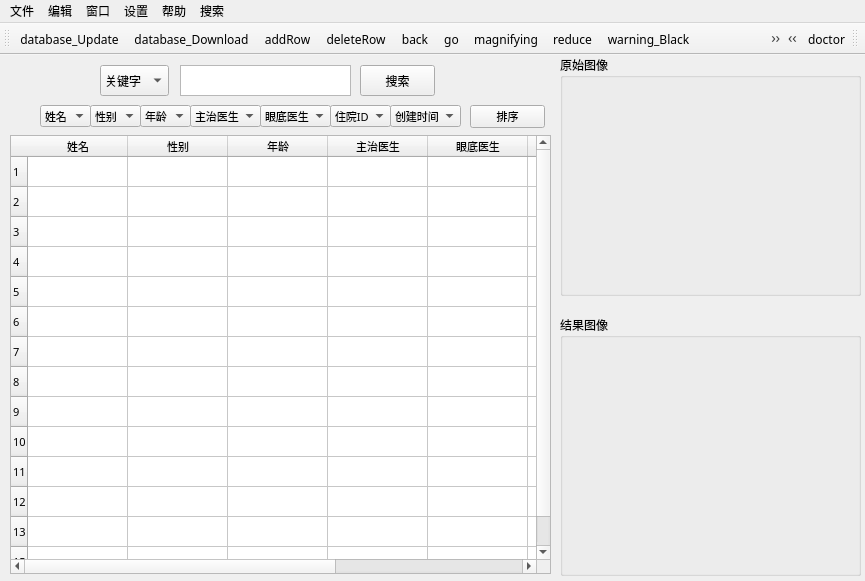
First picture: the form in OXY.ui, repository jiangyiqiao/OXY, before the edit.
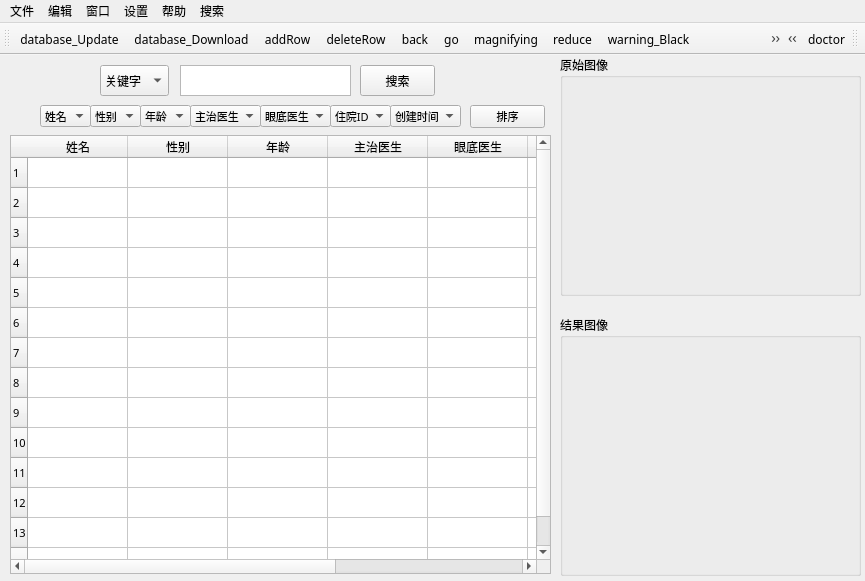
Second picture: the form after the edit. Icons and pictures are not drawn.

The edit to the form file:
```diff
--- a/OXY.ui
+++ b/OXY.ui
@@ -535,8 +535,8 @@
      </property>
      <property name="font">
       <font>
-       <family>Arial</family>
-       <pointsize>8</pointsize>
+       <family>微软雅黑</family>
+       <pointsize>9</pointsize>
       </font>
      </property>
     </column>
@@ -546,8 +546,8 @@
      </property>
      <property name="font">
       <font>
-       <family>Arial</family>
-       <pointsize>8</pointsize>
+       <family>微软雅黑</family>
+       <pointsize>9</pointsize>
       </font>
      </property>
     </column>
@@ -557,8 +557,8 @@
      </property>
      <property name="font">
       <font>
-       <family>Arial</family>
-       <pointsize>8</pointsize>
+       <family>微软雅黑</family>
+       <pointsize>9</pointsize>
       </font>
      </property>
     </column>
@@ -568,8 +568,8 @@
      </property>
      <property name="font">
       <font>
-       <family>Arial</family>
-       <pointsize>8</pointsize>
+       <family>微软雅黑</family>
+       <pointsize>9</pointsize>
       </font>
      </property>
     </column>
@@ -579,8 +579,8 @@
      </property>
      <property name="font">
       <font>
-       <family>Arial</family>
-       <pointsize>8</pointsize>
+       <family>微软雅黑</family>
+       <pointsize>9</pointsize>
       </font>
      </property>
     </column>
@@ -588,26 +588,50 @@
      <property name="text">
       <string>住院ID</string>
      </property>
+     <property name="font">
+      <font>
+       <family>微软雅黑</family>
+      </font>
+     </property>
     </column>
     <column>
      <property name="text">
       <string>会诊记录</string>
      </property>
+     <property name="font">
+      <font>
+       <family>微软雅黑</family>
+      </font>
+     </property>
     </column>
     <column>
      <property name="text">
       <string>创建时间</string>
      </property>
+     <property name="font">
+      <font>
+       <family>微软雅黑</family>
+      </font>
+     </property>
     </column>
     <item row="0" column="0">
      <property name="text">
       <string/>
      </property>
-     <property name="font">
-      <font>
-       <family>微软雅黑</family>
-       <pointsize>6</pointsize>
-      </font>
+    </item>
+    <item row="0" column="1">
+     <property name="text">
+      <string/>
+     </property>
+    </item>
+    <item row="1" column="0">
+     <property name="text">
+      <string/>
+     </property>
+    </item>
+    <item row="1" column="1">
+     <property name="text">
+      <string/>
      </property>
     </item>
    </widget>
```
Left out of the diff: 2 changed lines with no effect on the pictures.
